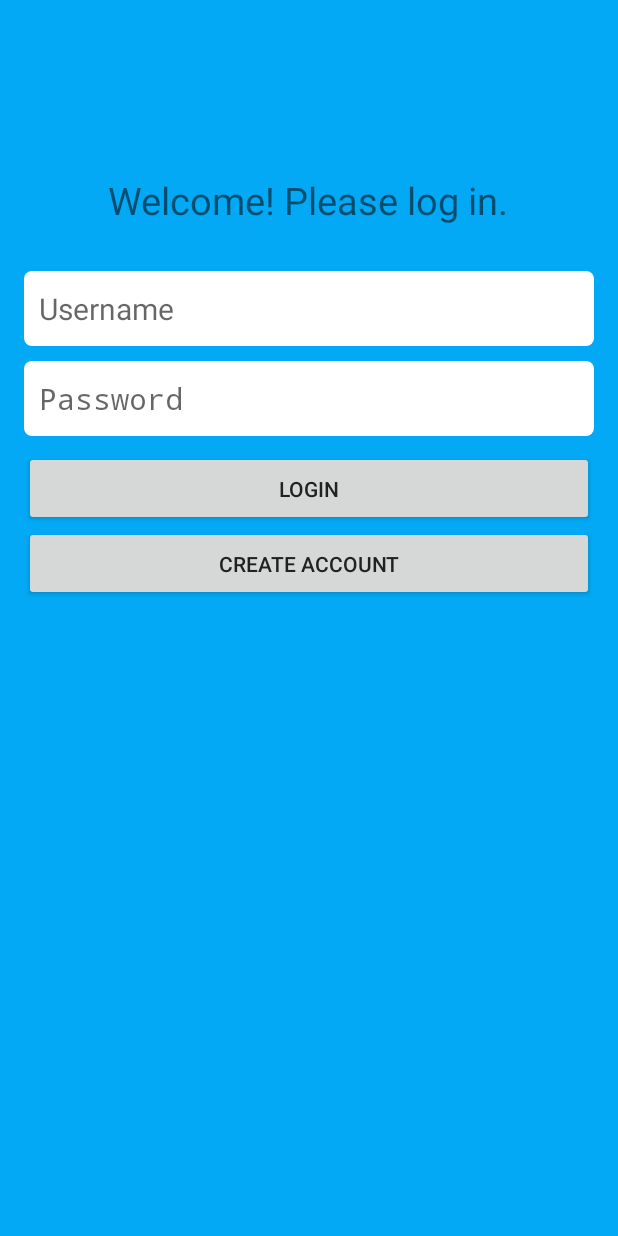
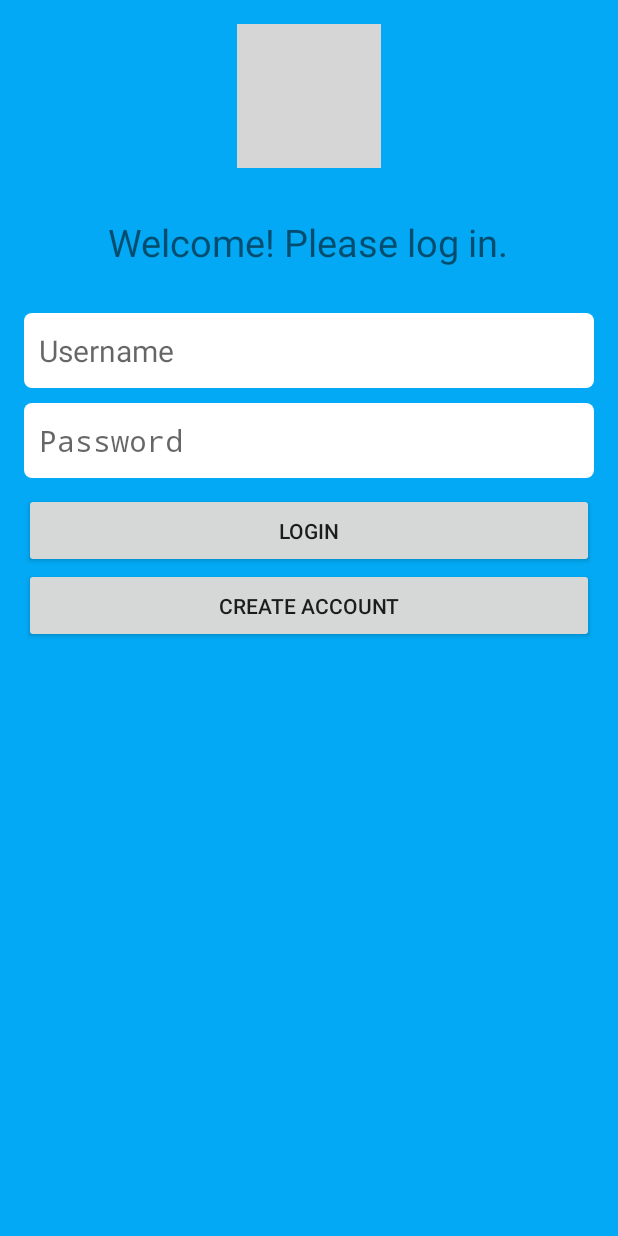
Before and after one commit to JStav/COP4331SurveyApp, an Android app: the screen it shows after launch (LoginActivity), on a phone screen of 412 x 824 dp. Run offline under Robolectric (Android 15) with nearby library versions, the phone set to English and light mode, and no system bars; grey boxes are pictures that could not be loaded.

Commit message:
Final changes before presentation

```diff
--- a/app/build.gradle
+++ b/app/build.gradle
@@ -6,7 +6,7 @@ android {
 
     defaultConfig {
         applicationId "edu.ucf.cop4331.supersweetsurveyapp"
-        minSdkVersion 19
+        minSdkVersion 21
         targetSdkVersion 22
         versionCode 1
         versionName "1.0"
@@ -24,5 +24,4 @@ dependencies {
     compile 'com.android.support:appcompat-v7:22.1.1'
     compile 'com.android.support:cardview-v7:+'
     compile group: 'org.apache.httpcomponents' , name: 'httpclient-android' , version: '4.3.5.1'
-    compile 'com.jjoe64:graphview:4.0.1'
 }
--- a/app/src/main/java/edu/ucf/cop4331/supersweetsurveyapp/CreateAccountActivity.java
+++ b/app/src/main/java/edu/ucf/cop4331/supersweetsurveyapp/CreateAccountActivity.java
@@ -31,8 +31,8 @@ public class CreateAccountActivity extends Activity {
         EditText passET = (EditText) findViewById(R.id.password_edit_text);
         EditText confirmPassET = (EditText) findViewById(R.id.confirm_password_edit_text);
 
-        String firstName = firstNameET.getText().toString();
-        String lastName = lastNameET.getText().toString();
+        String firstName = firstNameET.getText().toString().trim();
+        String lastName = lastNameET.getText().toString().trim();
         String email = emailET.getText().toString();
         String pass = passET.getText().toString();
         String confirmPass = confirmPassET.getText().toString();
--- a/app/src/main/res/layout/activity_login.xml
+++ b/app/src/main/res/layout/activity_login.xml
@@ -15,9 +15,9 @@
         android:gravity="center"
         android:textSize="25sp"
         android:paddingBottom="30dp"
-        android:layout_marginTop="100dp"
-        android:layout_alignParentTop="true"
-        android:layout_centerHorizontal="true" />
+        android:layout_below="@+id/imageView"
+        android:layout_centerHorizontal="true"
+        android:layout_marginTop="32dp" />
 
     <EditText
         android:id="@+id/login_username_edittext"
@@ -51,6 +51,13 @@
         android:layout_below="@+id/login_button"
         android:layout_alignParentStart="true" />
 
+    <ImageView
+        android:layout_width="wrap_content"
+        android:layout_height="wrap_content"
+        android:id="@+id/imageView"
+        android:layout_alignParentTop="true"
+        android:layout_centerHorizontal="true"
+        android:src="@drawable/logo" />
 
 
 </RelativeLayout>
--- a/app/src/main/res/layout/activity_survey_stats.xml
+++ b/app/src/main/res/layout/activity_survey_stats.xml
@@ -4,7 +4,8 @@
     android:paddingRight="@dimen/activity_horizontal_margin"
     android:paddingTop="@dimen/activity_vertical_margin"
     android:paddingBottom="@dimen/activity_vertical_margin"
-    tools:context="edu.ucf.cop4331.supersweetsurveyapp.SurveyStatsActivity">
+    tools:context="edu.ucf.cop4331.supersweetsurveyapp.SurveyStatsActivity"
+    android:background="#2196F3">
 
     <TextView
         android:layout_width="wrap_content"
--- a/app/src/main/res/layout/activity_take_survey.xml
+++ b/app/src/main/res/layout/activity_take_survey.xml
@@ -4,7 +4,8 @@
     android:paddingRight="@dimen/activity_horizontal_margin"
     android:paddingTop="@dimen/activity_vertical_margin"
     android:paddingBottom="@dimen/activity_vertical_margin"
-    tools:context="edu.ucf.cop4331.supersweetsurveyapp.TakeSurveyActivity">
+    tools:context="edu.ucf.cop4331.supersweetsurveyapp.TakeSurveyActivity"
+    android:background="#2196F3">
 
 
     <Button
@@ -23,6 +24,7 @@
         android:layout_alignParentTop="true"
         android:layout_alignParentStart="true"
         android:descendantFocusability="beforeDescendants"
-        android:layout_above="@+id/submit_survey_button" />
+        android:layout_above="@+id/submit_survey_button"
+        />
 
 </RelativeLayout>
--- a/app/src/main/res/layout/survey_layout.xml
+++ b/app/src/main/res/layout/survey_layout.xml
@@ -1,6 +1,7 @@
 <?xml version="1.0" encoding="utf-8"?>
 <TextView xmlns:android="http://schemas.android.com/apk/res/android"
     android:id="@+id/survey_text_view"
+    android:textSize="22dp"
     android:layout_width="match_parent"
     android:layout_height="wrap_content"
     android:background="@drawable/bg_key"
--- a/app/src/main/res/values/colors.xml
+++ b/app/src/main/res/values/colors.xml
@@ -2,4 +2,6 @@
     <color name="selected_color">#bbdefb</color>
     <color name="default_color">#ffffff</color>
     <color name="activated_color">#bbdefb</color>
+    <color name="ColorPrimary">#03A9F4</color>
+    <color name="ColorPrimaryDark">#1976D2</color>
 </resources>
--- a/app/src/main/res/values/styles.xml
+++ b/app/src/main/res/values/styles.xml
@@ -2,8 +2,8 @@
 
     <!-- Base application theme. -->
     <style name="AppTheme" parent="Theme.AppCompat.Light.DarkActionBar">
-        <item name="android:textColorPrimary">#212121</item>
-        <item name="android:textColorSecondary">#727272</item>
+        <item name="android:colorPrimary">@color/primary_dark_material_light</item>
+        <item name="android:colorPrimaryDark">@color/primary_dark_material_dark</item>
     </style>
 
 </resources>
```
Also changed, not shown: app/src/main/java/edu/ucf/cop4331/supersweetsurveyapp/LoginActivity.java (+1 -6 lines), app/src/main/java/edu/ucf/cop4331/supersweetsurveyapp/SurveyStatsActivity.java (+0 -8 lines), app/src/main/res/layout/activity_browse_surveys.xml (+7 -5 lines), 1 other file.
